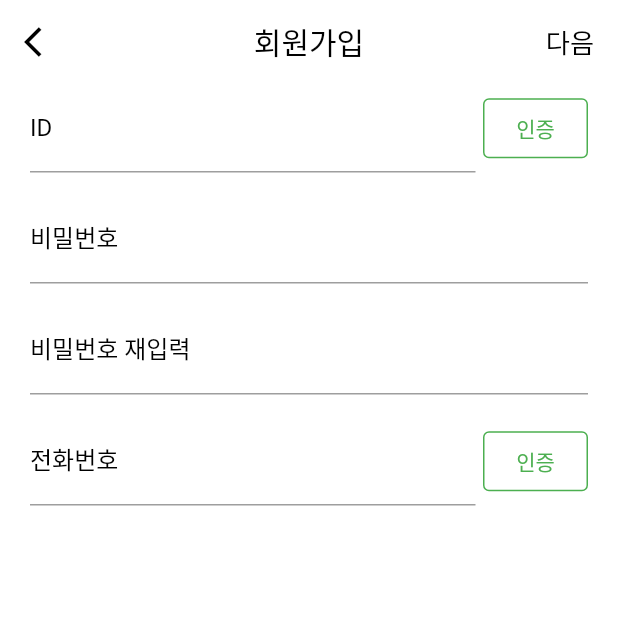
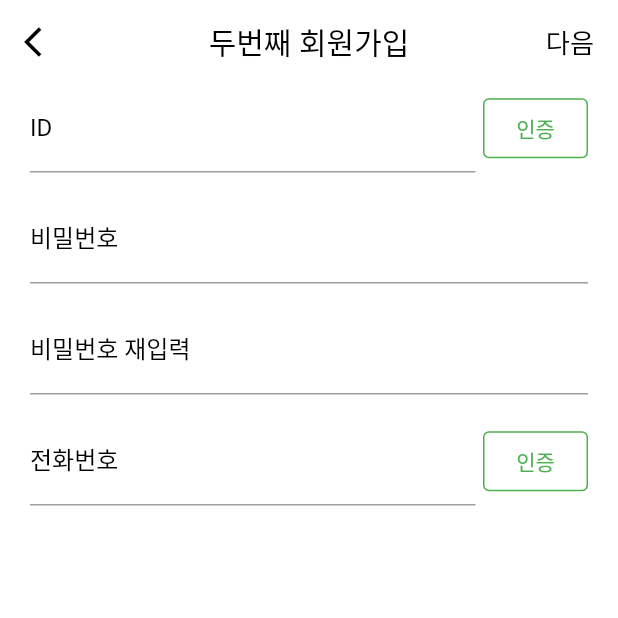
Before and after one commit to gahee6/DYL, a Flutter app: the screen it shows after launch, on a phone screen of 412 x 824 dp, the top half of it. Run offline on Flutter 3.47's test engine with Material 2 defaults, Android fonts, the phone set to English and light mode, and no system bars.

Commit message:
Second Commit

```diff
--- a/lib/main.dart
+++ b/lib/main.dart
@@ -28,7 +28,7 @@ class _JoinState extends State<Join> {
     return Scaffold(
       backgroundColor: Colors.white,
       appBar: AppBar(
-        title: Text('회원가입', style: TextStyle(color: Colors.black),),
+        title: Text('두번째 회원가입', style: TextStyle(color: Colors.black),),
         backgroundColor: Colors.white,
         centerTitle: true,
         elevation: 0.0,
```
